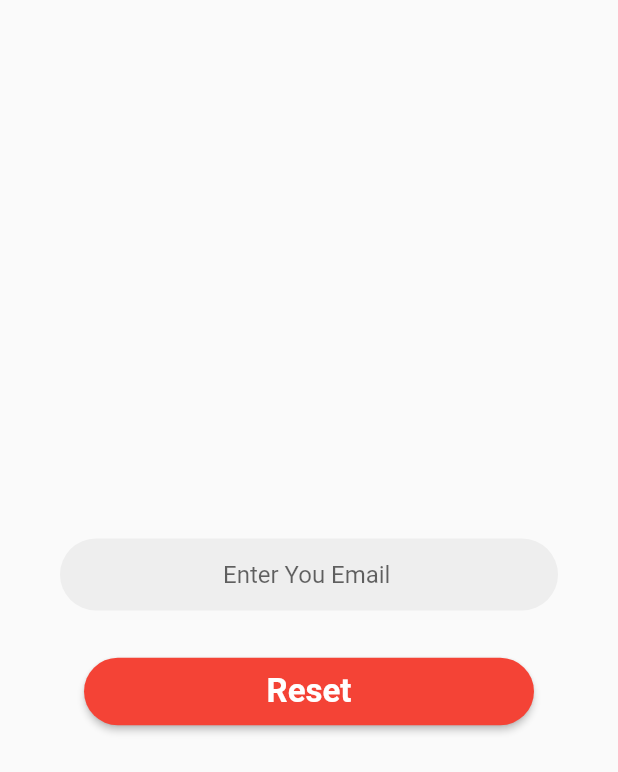
After one commit to Dilshad97/Project, a Flutter app: the ForgetPassword screen opened directly, after a tap on "Reset", on a phone screen of 412 x 824 dp. The commit adds this screen. Shown: the top 772 px of the screen. Run offline on Flutter 3.47's test engine with Material 2 defaults, Android fonts, the phone set to English and light mode, and no system bars; our stand-ins replace firebase_auth, firebase_core, get_it; accounts and stored records are empty; network calls fail.

Commit message:
FB- reset password implemented

```diff
--- /dev/null
+++ b/lib/Auth/forget_password/provider/forget_provider.dart
@@ -0,0 +1,17 @@
+import 'package:firebase_auth/firebase_auth.dart';
+import 'package:flutter/cupertino.dart';
+
+class ForgetPasswordProvider extends ChangeNotifier{
+
+
+
+  FirebaseAuth _auth =FirebaseAuth.instance;
+  Future<void> resetPassword( resetPasswordController)async{
+    try{
+      await _auth.sendPasswordResetEmail(email: resetPasswordController);
+    }on FirebaseException catch(e){
+      print('/// Error password reset  mail not send$e');
+    }
+    notifyListeners();
+  }
+}
--- /dev/null
+++ b/lib/Auth/forget_password/ui/forget_pass.dart
@@ -0,0 +1,47 @@
+import 'package:demoproject/Auth/forget_password/provider/forget_provider.dart';
+import 'package:demoproject/widgets/textfield_widget.dart';
+import 'package:flutter/material.dart';
+import 'package:provider/provider.dart';
+
+class ForgetPassword extends StatelessWidget {
+  ForgetPassword({Key key}) : super(key: key);
+
+  TextEditingController resetPasswordController = TextEditingController();
+
+  @override
+  Widget build(BuildContext context) {
+    return Scaffold(
+        body: Column(
+            mainAxisAlignment: MainAxisAlignment.center,
+            crossAxisAlignment: CrossAxisAlignment.center,
+            children: [
+          CustomTextfield(
+            controller: resetPasswordController,
+            hintName: "Enter You Email",
+            inputType: TextInputType.emailAddress,
+            isObscureText: false,
+          ),
+          SizedBox(
+            height: 30,
+          ),
+          ElevatedButton(
+              style: ElevatedButton.styleFrom(
+                primary: Colors.red,
+                shape: RoundedRectangleBorder(
+                    borderRadius: BorderRadius.circular(30)),
+                minimumSize: const Size(300, 45),
+              ),
+              onPressed: () {
+                ForgetPasswordProvider provider =
+                    Provider.of<ForgetPasswordProvider>(context, listen: false);
+                provider.resetPassword(resetPasswordController.text);
+              },
+              child: Text("Reset",
+                  style: TextStyle(
+                    color: Colors.white,
+                    fontSize: 22,
+                    fontWeight: FontWeight.bold,
+                  ))),
+        ]));
+  }
+}
--- a/lib/Auth/signup/provider/sign_up.dart
+++ b/lib/Auth/signup/provider/sign_up.dart
@@ -4,13 +4,10 @@ import 'package:flutter/material.dart';
 class SignUpProvider extends ChangeNotifier {
   String _uid;
   String _email;
-  String _name;
 
   String get getUID => _uid;
 
   String get getEmail => _email;
-
-  String get getName => _name;
 
   FirebaseAuth _auth = FirebaseAuth.instance;
 
--- a/lib/main.dart
+++ b/lib/main.dart
@@ -6,6 +6,7 @@ import 'package:firebase_core/firebase_core.dart';
 import 'package:flutter/material.dart';
 import 'package:provider/provider.dart';
 import 'Auth/Login/ui/login_screen.dart';
+import 'Auth/forget_password/provider/forget_provider.dart';
 
 void main() {
   setupLocator();
@@ -26,6 +27,9 @@ class MyApp extends StatelessWidget {
         ListenableProvider(
           create: (context) =>  SignUpProvider(),
         ),
+        ListenableProvider(
+          create: (context) =>  ForgetPasswordProvider(),
+        ),
 
       ],
       child: MaterialApp(
--- a/lib/utils/navigation_util.dart
+++ b/lib/utils/navigation_util.dart
@@ -1,3 +1,4 @@
+import 'package:demoproject/Auth/forget_password/ui/forget_pass.dart';
 import 'package:demoproject/Auth/signup/ui/sign_up_screen.dart';
 import 'package:demoproject/home/home_screen.dart';
 import 'package:flutter/cupertino.dart';
@@ -15,6 +16,8 @@ class NavigationUtil {
         return CupertinoPageRoute(
           builder: (context) => SignUp(),
         );
+      case resetpassword:
+        return CupertinoPageRoute(builder: (context) => ForgetPassword(),);
       default:
         return _errorRoute("Coming soon");
     }
```
Also changed, not shown: lib/Auth/Login/ui/login_screen.dart (+21 -4 lines), lib/Auth/signup/logic/method.dart (+0 -10 lines), lib/Auth/signup/ui/sign_up_screen.dart (+4 -4 lines).
